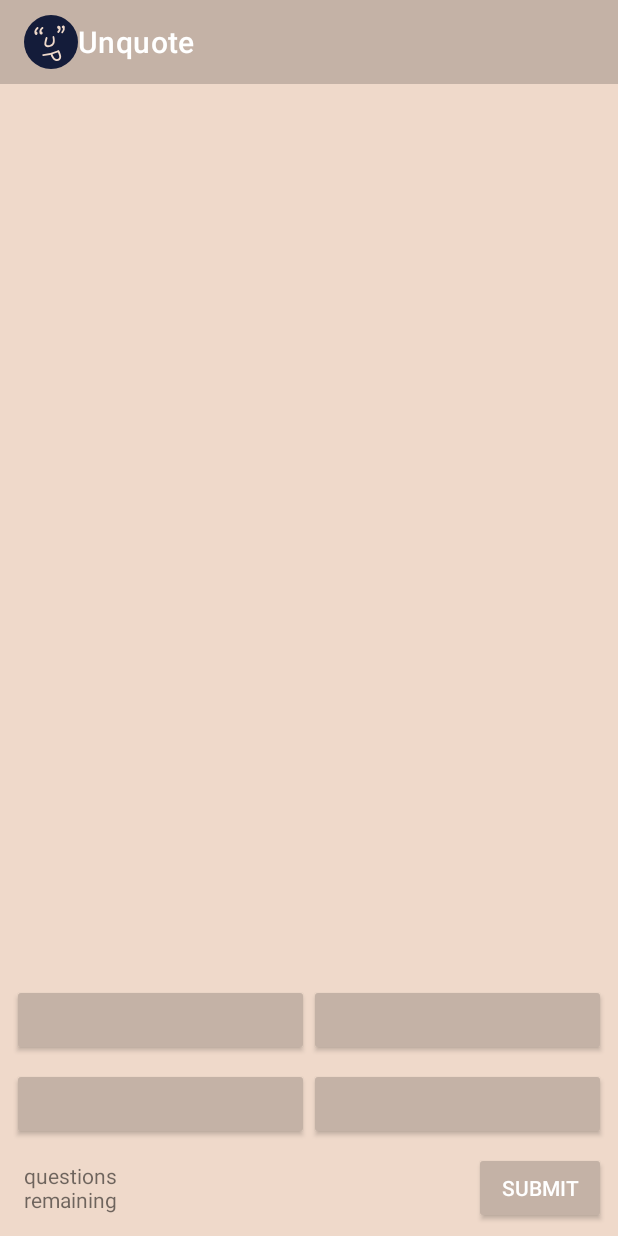
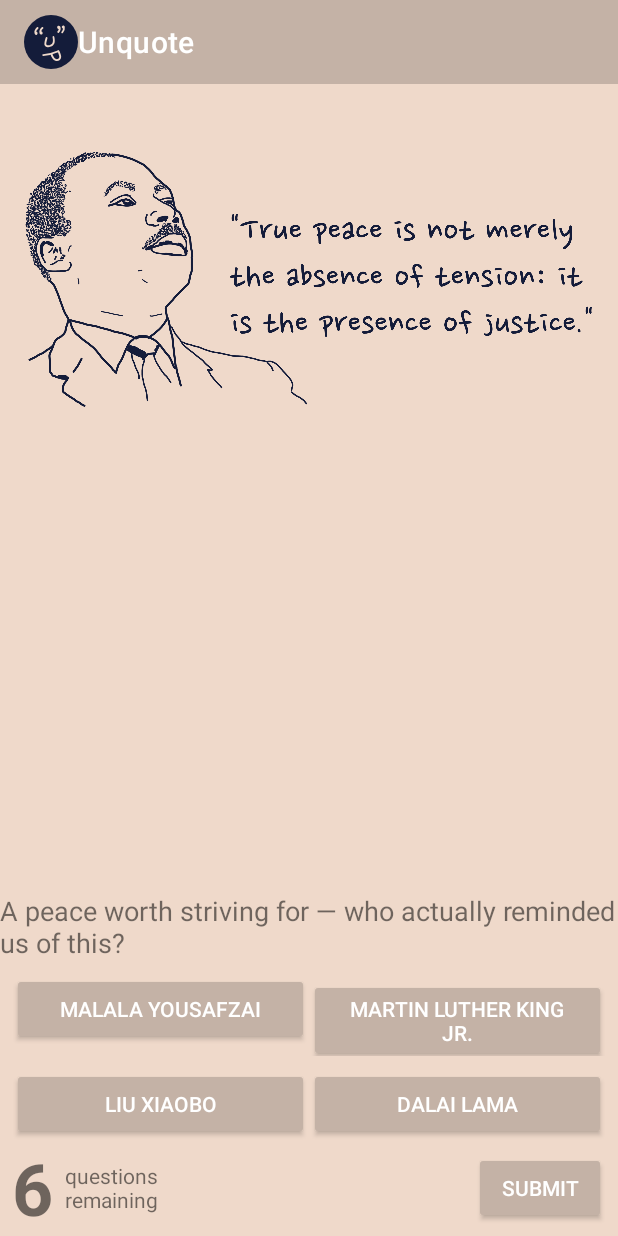
Before and after one commit to johansson-l/Unquote, an Android app: the screen it shows after launch (MainActivity), on a phone screen of 412 x 824 dp. Run offline under Robolectric (Android 15) with nearby library versions, the phone set to English and light mode, and no system bars.

Commit message:
Almost complete. TODO: Fix the remaining counter

```diff
--- a/app/src/main/AndroidManifest.xml
+++ b/app/src/main/AndroidManifest.xml
@@ -3,7 +3,7 @@
     package="com.conjur3r.unquote">
 
     <application
-        android:allowBackup="true"
+        android:allowBackup="false"
         android:icon="@drawable/ic_unquote_icon"
         android:label="@string/app_name"
         android:supportsRtl="true"
--- a/app/src/main/java/com/conjur3r/unquote/MainActivity.java
+++ b/app/src/main/java/com/conjur3r/unquote/MainActivity.java
@@ -11,6 +11,7 @@ import android.widget.ImageView;
 import android.widget.TextView;
 
 import java.util.ArrayList;
+import java.util.Objects;
 
 public class MainActivity extends AppCompatActivity {
 
@@ -19,92 +20,145 @@ public class MainActivity extends AppCompatActivity {
     int totalQuestions;
     ArrayList<Question> questions;
 
-    // Declare View member variables
-    final ImageView questionImageView = findViewById(R.id.iv_main_question_image);
-    final TextView questionTextView = findViewById(R.id.tv_main_question_title);
-    final TextView questionsRemainingTextView = findViewById(R.id.tv_main_questions_remaining_count);
-    final Button answer0Button = findViewById(R.id.btn_main_answer_0);
-    final Button answer1Button = findViewById(R.id.btn_main_answer_1);
-    final Button answer2Button = findViewById(R.id.btn_main_answer_2);
-    final Button answer3Button = findViewById(R.id.btn_main_answer_3);
-    final Button submitButton = findViewById(R.id.btn_main_submit_answer);
+    // Declaring View member variables
+    ImageView questionImageView;
+    TextView questionTextView;
+    TextView questionsRemainingTextView;
+    Button answer0Button;
+    Button answer1Button;
+    Button answer2Button;
+    Button answer3Button;
+    Button submitButton;
 
     @Override
     protected void onCreate(Bundle savedInstanceState) {
         super.onCreate(savedInstanceState);
 
-        getSupportActionBar().setDisplayShowHomeEnabled(true);
+        Objects.requireNonNull(getSupportActionBar()).setDisplayShowHomeEnabled(true);
         getSupportActionBar().setLogo(R.drawable.ic_unquote_icon);
         getSupportActionBar().setDisplayUseLogoEnabled(true);
         getSupportActionBar().setElevation(0);
 
         setContentView(R.layout.activity_main);
 
-        // TODO 3-B: assign View member variables
+        // Assigning View member variables
+        questionImageView = findViewById(R.id.iv_main_question_image);
+        questionTextView = findViewById(R.id.tv_main_question_title);
+        questionsRemainingTextView = findViewById(R.id.tv_main_questions_remaining_count);
+        answer0Button = findViewById(R.id.btn_main_answer_0);
+        answer1Button = findViewById(R.id.btn_main_answer_1);
+        answer2Button = findViewById(R.id.btn_main_answer_2);
+        answer3Button = findViewById(R.id.btn_main_answer_3);
+        submitButton = findViewById(R.id.btn_main_submit_answer);
 
-        // TODO 4-E: set onClickListener for each answer Button
+        // onClickListener for each answer Button
+        answer0Button.setOnClickListener(new View.OnClickListener() {
+            @Override
+            public void onClick(View v) {
+                onAnswerSelected(0);
+            }
+        });
+        answer1Button.setOnClickListener(new View.OnClickListener() {
+            @Override
+            public void onClick(View v) {
+                onAnswerSelected(1);
+            }
+        });
+        answer2Button.setOnClickListener(new View.OnClickListener() {
+            @Override
+            public void onClick(View v) {
+                onAnswerSelected(2);
+            }
+        });
+        answer3Button.setOnClickListener(new View.OnClickListener() {
+            @Override
+            public void onClick(View v) {
+                onAnswerSelected(3);
+            }
+        });
 
-        // TODO 5-A: set onClickListener for the submit answer Button
+        // onClickListener for the submit answer Button
+        submitButton.setOnClickListener(new View.OnClickListener() {
+            @Override
+            public void onClick(View v) {
+                onAnswerSubmission();
+            }
+        });
 
         startNewGame();
     }
 
-    // TODO 3-F: displayQuestion(Question question) {...}
+    public void displayQuestion(Question question) {
+        questionImageView.setImageResource(question.imageId);
+        questionTextView.setText(question.questionText);
+        answer0Button.setText(question.answer0);
+        answer1Button.setText(question.answer1);
+        answer2Button.setText(question.answer2);
+        answer3Button.setText(question.answer3);
+    }
 
-    // TODO 3-C: displayQuestionsRemaining(int questionRemaining) {...}
+    public void displayQuestionsRemaining(int questionRemaining) {
+        questionsRemainingTextView.setText(String.valueOf(questionRemaining));
+    }
 
-    // TODO 4-A: onAnswerSelected(int answerSelected) {...}
+    public void onAnswerSelected(int answerSelected) {
+        Question currentQuestion = getCurrentQuestion();
+        currentQuestion.playerAnswer = answerSelected;
+        answer0Button.setText(currentQuestion.answer0);
+        answer1Button.setText(currentQuestion.answer1);
+        answer2Button.setText(currentQuestion.answer2);
+        answer3Button.setText(currentQuestion.answer3);
+
+        switch (answerSelected){
+            case 0:
+                answer0Button.setText("✔ " + currentQuestion.answer0);
+                break;
+            case 1:
+                answer1Button.setText("✔ " + currentQuestion.answer1);
+                break;
+            case 2:
+                answer2Button.setText("✔ " + currentQuestion.answer2);
+                break;
+            case 3:
+                answer3Button.setText("✔ " + currentQuestion.answer3);
+                break;
+        }
+    }
 
     void onAnswerSubmission() {
         Question currentQuestion = getCurrentQuestion();
-        if (currentQuestion.isCorrect()) {
-            totalCorrect = totalCorrect + 1;
-        }
-        questions.remove(currentQuestion);
-
-        // TODO 3-D.i: Uncomment the line below after implementing displayQuestionsRemaining(int)
-        // displayQuestionsRemaining(questions.size());
-
         if (questions.size() == 0) {
             String gameOverMessage = getGameOverMessage(totalCorrect, totalQuestions);
 
-            // TODO 5-D: Show a popup instead
-            System.out.println(gameOverMessage);
+            AlertDialog.Builder gameOverDialogBuilder = new AlertDialog.Builder(MainActivity.this);
+            gameOverDialogBuilder.setCancelable(false);
+            gameOverDialogBuilder.setTitle("Game Over!");
+            gameOverDialogBuilder.setMessage(gameOverMessage);
+            gameOverDialogBuilder.setPositiveButton("Play again!", new DialogInterface.OnClickListener() {
+                @Override
+                public void onClick(DialogInterface dialog, int which) {
+                    startNewGame();
+                }
+            });
+
+            gameOverDialogBuilder.create().show();
+
         } else {
             chooseNewQuestion();
 
-            // TODO 3-H.i: uncomment after implementing displayQuestion(Question)
-            // displayQuestion(getCurrentQuestion());
+            displayQuestion(getCurrentQuestion());
         }
     }
 
     void startNewGame() {
         questions = new ArrayList<>();
 
-        // TODO 2-H: Provide actual drawables for each of these questions!
-        Question question0 = new Question(0, "Pretty good advice, \n" +
-                "and perhaps a scientist \n" +
-                "did say it... Who \n" +
-                "actually did?", "Albert Einstein", "Isaac Newton", "Rita Mae Brown", "Rosalind Franklin", 2);
-        Question question1 = new Question(0, "Was honest Abe \n" +
-                "honestly quoted? Who \n" +
-                "authored this pithy bit \n" +
-                "of wisdom?", "Edward Stieglitz", "Maya Angelou", "Abraham Lincoln", "Ralph Waldo Emerson", 0);
-        Question question2 = new Question(0, "Easy advice to read, \n" +
-                "difficult advice to \n" +
-                "follow — who actually said it? ", "Martin Luther King Jr.", "Mother Teresa", "Fred Rogers", "Oprah Winfrey", 1);
-        Question question3 = new Question(0, "Insanely inspiring, \n" +
-                "insanely incorrect \n" +
-                "(maybe). Who is the \n" +
-                "true source of this \n" +
-                "inspiration? ", "Nelson Mandela", "Harriet Tubman", "Mahatma Gandhi", "Nicholas Klein", 3);
-        Question question4 = new Question(0, "A peace worth striving \n" +
-                "for — who actually \n" +
-                "reminded us of this?", "Malala Yousafzai", "Martin Luther King Jr.", "Liu Xiaobo", "Dalai Lama", 1);
-        Question question5 = new Question(0, "Unfortunately, true — \n" +
-                "but did Marilyn Monroe \n" +
-                "convey it or did \n" +
-                "someone else?", "Laurel Thatcher Ulrich", "Eleanor Roosevelt", "Marilyn Monroe", "Queen Victoria", 0);
+        Question question0 = new Question(R.drawable.img_quote_0, "Pretty good advice, and perhaps a scientist did say it… Who actually did?", "Albert Einstein", "Issac Newton", "Rita Mae Brown", "Rosalind Franklin", 2);
+        Question question1 = new Question(R.drawable.img_quote_1, "Was honest Abe honestly quoted? Who authored this pithy bit of wisdom?", "Edward Stieglitz", "Maya Angelou", "Abraham Lincoln", "Ralph Waldo Emerson", 0);
+        Question question2 = new Question(R.drawable.img_quote_2, "Easy advice to read, difficult advice to follow — who actually said it?", "Martin Luther King Jr.", "Mother Teresa", "Fred Rogers", "Oprah Winfrey", 1);
+        Question question3 = new Question(R.drawable.img_quote_3, "Insanely inspiring, insanely incorrect (maybe). Who is the true source of this inspiration?", "Nelson Mandela", "Harriet Tubman", "Mahatma Gandhi", "Nicholas Klein", 3);
+        Question question4 = new Question(R.drawable.img_quote_4, "A peace worth striving for — who actually reminded us of this?", "Malala Yousafzai", "Martin Luther King Jr.", "Liu Xiaobo", "Dalai Lama", 1);
+        Question question5 = new Question(R.drawable.img_quote_5, "Unfortunately, true — but did Marilyn Monroe convey it or did someone else?", "Laurel Thatcher Ulrich", "Eleanor Roosevelt", "Marilyn Monroe", "Queen Victoria", 0);
 
         questions.add(question0);
         questions.add(question1);
@@ -118,16 +172,13 @@ public class MainActivity extends AppCompatActivity {
 
         Question firstQuestion = chooseNewQuestion();
 
-        // TODO 3-D.ii: Uncomment the line below after implementing displayQuestionsRemaining(int)
-        // displayQuestionsRemaining(questions.size());
+        displayQuestionsRemaining(questions.size());
 
-        // TODO 3-H.ii: Uncomment after implementing displayQuestion(Question)
-        // displayQuestion(firstQuestion);
+        displayQuestion(firstQuestion);
     }
 
     Question chooseNewQuestion() {
-        int newQuestionIndex = generateRandomNumber(questions.size());
-        currentQuestionIndex = newQuestionIndex;
+        currentQuestionIndex = generateRandomNumber(questions.size());
         return questions.get(currentQuestionIndex);
     }
 
@@ -138,8 +189,7 @@ public class MainActivity extends AppCompatActivity {
     }
 
     Question getCurrentQuestion() {
-        Question currentQuestion = questions.get(currentQuestionIndex);
-        return currentQuestion;
+        return questions.get(currentQuestionIndex);
     }
 
     String getGameOverMessage(int totalCorrect, int totalQuestions) {
--- a/app/src/main/res/layout/activity_main.xml
+++ b/app/src/main/res/layout/activity_main.xml
@@ -10,11 +10,12 @@
         android:id="@+id/iv_main_question_image"
         android:layout_width="0dp"
         android:layout_height="wrap_content"
-        app:layout_constraintTop_toTopOf="parent"
+        android:adjustViewBounds="true"
+        android:contentDescription="@string/image_of_quotes"
         app:layout_constraintLeft_toLeftOf="parent"
         app:layout_constraintRight_toRightOf="parent"
-        android:adjustViewBounds="true"
-        tools:src="@tools:sample/avatars"/>
+        app:layout_constraintTop_toTopOf="parent"
+        tools:src="@tools:sample/avatars" />
 
     <TextView
         tools:text="How much wood would a wood chuck chuck if a wood chuck could chuck wood?"
@@ -36,17 +37,19 @@
         android:layout_marginStart="8dp"
         app:layout_constraintLeft_toLeftOf="parent"
         app:layout_constraintBottom_toBottomOf="parent"
-        tools:text="99"/>
+        tools:text="99"
+        android:layout_marginLeft="8dp" />
 
     <TextView
         android:id="@+id/tv_main_questions_remaining"
         android:layout_width="wrap_content"
         android:layout_height="wrap_content"
         android:layout_marginStart="8dp"
-        android:text="questions\nremaining"
+        android:text="@string/questions_remaining"
         app:layout_constraintTop_toTopOf="@id/tv_main_questions_remaining_count"
         app:layout_constraintBottom_toBottomOf="@id/tv_main_questions_remaining_count"
-        app:layout_constraintLeft_toRightOf="@id/tv_main_questions_remaining_count"/>
+        app:layout_constraintLeft_toRightOf="@id/tv_main_questions_remaining_count"
+        android:layout_marginLeft="8dp" />
 
     <Button
         style="@style/Widget.AppCompat.Button.Colored"
@@ -54,10 +57,11 @@
         android:layout_width="wrap_content"
         android:layout_height="wrap_content"
         android:layout_marginEnd="8dp"
-        android:text="submit"
+        android:text="@string/submit"
         app:layout_constraintRight_toRightOf="parent"
         app:layout_constraintBottom_toBottomOf="parent"
-        app:layout_constraintTop_toTopOf="@id/tv_main_questions_remaining_count"/>
+        app:layout_constraintTop_toTopOf="@id/tv_main_questions_remaining_count"
+        android:layout_marginRight="8dp" />
 
     <LinearLayout
         android:id="@+id/ll_main_first_row_buttons"
--- a/app/src/main/res/values/strings.xml
+++ b/app/src/main/res/values/strings.xml
@@ -1,4 +1,7 @@
 <resources>
     <string name="app_name">Unquote</string>
     <string name="pictures">Pictures</string>
+    <string name="image_of_quotes">image of quotes</string>
+    <string name="questions_remaining">questions\nremaining</string>
+    <string name="submit">submit</string>
 </resources>
```
